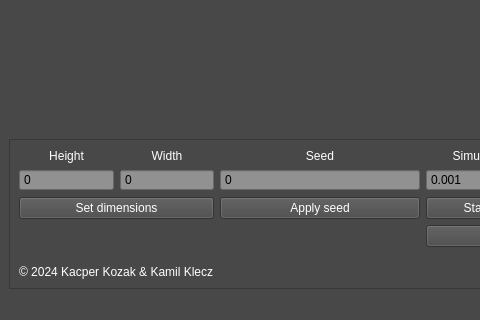
Above: mainwindow.ui from KacKozak2022/Game-of-Life before the change; both pictures show x 0 to 480 and y 310 to 630 of the 786 by 630 pixel window. Below: the same form after it.
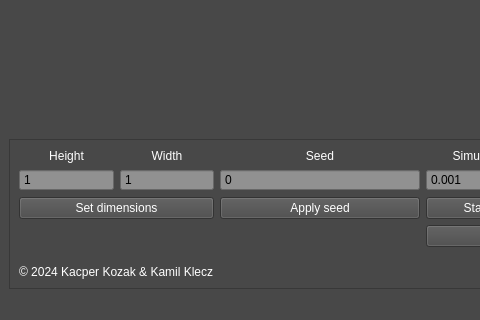
That is the form after the change.

```diff
--- a/mainwindow.ui
+++ b/mainwindow.ui
@@ -189,6 +189,9 @@
                <property name="buttonSymbols">
                 <enum>QAbstractSpinBox::NoButtons</enum>
                </property>
+               <property name="minimum">
+                <number>1</number>
+               </property>
                <property name="maximum">
                 <number>1000</number>
                </property>
@@ -208,6 +211,9 @@
                <property name="buttonSymbols">
                 <enum>QAbstractSpinBox::NoButtons</enum>
                </property>
+               <property name="minimum">
+                <number>1</number>
+               </property>
                <property name="maximum">
                 <number>1000</number>
                </property>
```
Left out of the diff: 12 changed lines with no effect on the pictures.
